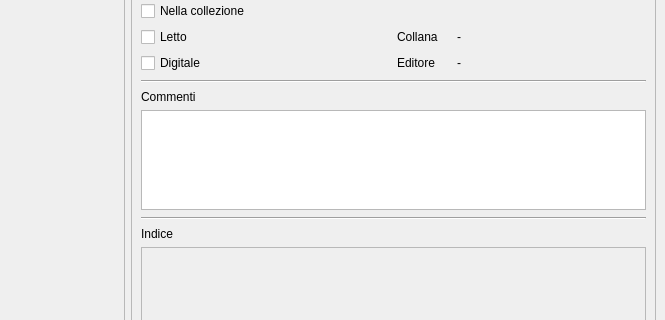
This is ui/MainWindow.ui in giovortu/Urania as Qt 5 draws it before an edit; both pictures show x 410 to 1075 and y 182 to 502 of the 1075 by 789 pixel window. The edited form follows.
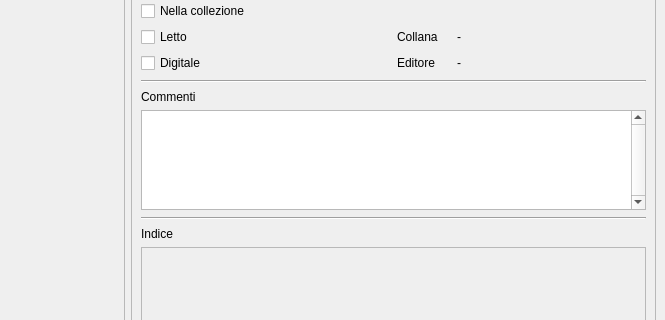
This is the edited form. Icons and pictures are not drawn. Custom widgets are drawn as their Qt base class.

```diff
--- a/ui/MainWindow.ui
+++ b/ui/MainWindow.ui
@@ -240,6 +240,9 @@
            <height>100</height>
           </size>
          </property>
+         <property name="verticalScrollBarPolicy">
+          <enum>Qt::ScrollBarAlwaysOn</enum>
+         </property>
         </widget>
        </item>
        <item row="5" column="0">
```
